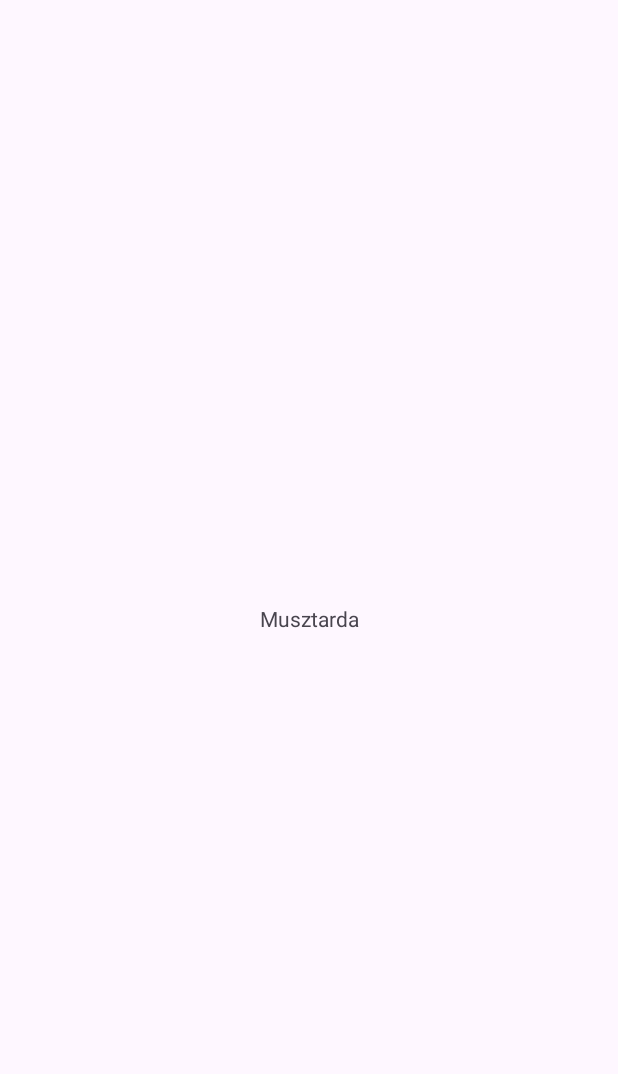
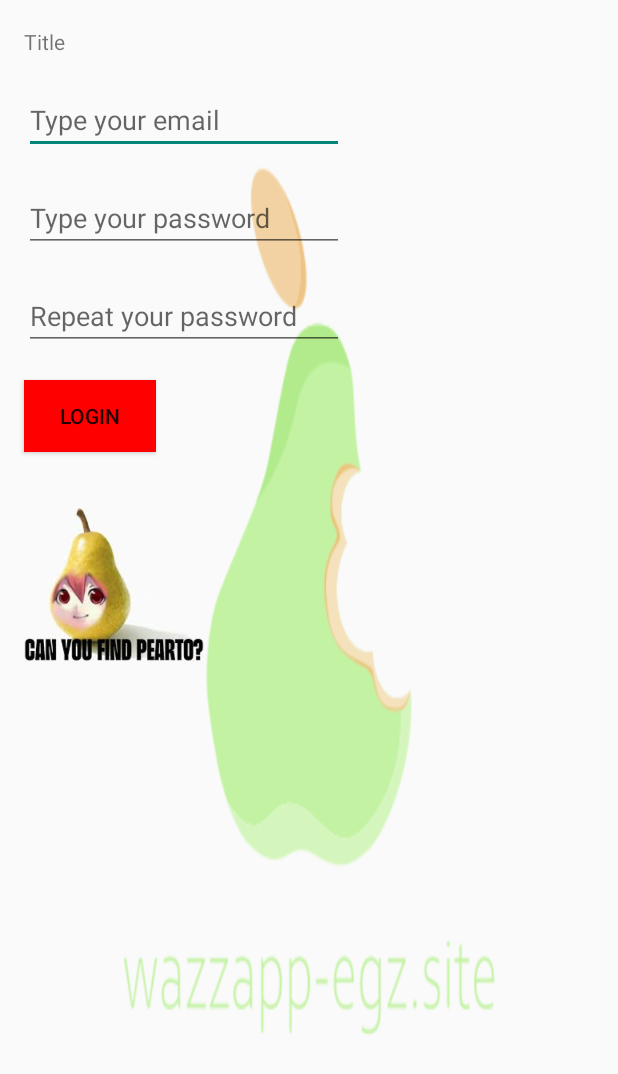
Before and after one commit to filipRadke/AplikacjeMobilne, an Android app: the screen it shows after launch (MainActivity), on a phone screen of 412 x 824 dp. Before the commit the part shown is almost empty. Shown: the top 1074 px of the screen. Run offline under Robolectric (Android 15) with nearby library versions, the phone set to English and light mode, and no system bars.

Commit message:
More wprowadzenia

```diff
--- a/Wprowadzenie/app/src/main/res/layout/activity_main.xml
+++ b/Wprowadzenie/app/src/main/res/layout/activity_main.xml
@@ -5,15 +5,71 @@
     android:id="@+id/main"
     android:layout_width="match_parent"
     android:layout_height="match_parent"
+    android:background="@drawable/logo"
     tools:context=".MainActivity">
 
     <TextView
+        android:id="@+id/textView"
         android:layout_width="wrap_content"
         android:layout_height="wrap_content"
-        android:text="Musztarda"
+        android:text="@string/frontPanel"
         app:layout_constraintBottom_toBottomOf="parent"
         app:layout_constraintEnd_toEndOf="parent"
+        app:layout_constraintHorizontal_bias="0.041"
         app:layout_constraintStart_toStartOf="parent"
-        app:layout_constraintTop_toTopOf="parent" />
+        app:layout_constraintTop_toTopOf="parent"
+        app:layout_constraintVertical_bias="0.022" />
+
+    <EditText
+        android:id="@+id/editTextTextEmailAddress"
+        android:layout_width="wrap_content"
+        android:layout_height="45dp"
+        android:layout_marginTop="20dp"
+        android:ems="10"
+        android:hint="@string/emailPanel"
+        android:inputType="textEmailAddress"
+        app:layout_constraintStart_toStartOf="@+id/textView"
+        app:layout_constraintTop_toBottomOf="@+id/textView" />
+
+    <EditText
+        android:id="@+id/editTextTextPassword"
+        android:layout_width="wrap_content"
+        android:layout_height="wrap_content"
+        android:layout_marginTop="20dp"
+        android:ems="10"
+        android:hint="@string/passwordPanel"
+        android:inputType="textPassword"
+        app:layout_constraintStart_toStartOf="@+id/editTextTextEmailAddress"
+        app:layout_constraintTop_toBottomOf="@+id/editTextTextEmailAddress" />
+
+    <EditText
+        android:id="@+id/editTextTextPassword2"
+        android:layout_width="wrap_content"
+        android:layout_height="wrap_content"
+        android:layout_marginTop="20dp"
+        android:ems="10"
+        android:hint="@string/repeatPasswordPanel"
+        android:inputType="textPassword"
+        app:layout_constraintStart_toStartOf="@+id/editTextTextPassword"
+        app:layout_constraintTop_toBottomOf="@+id/editTextTextPassword" />
+
+    <Button
+        android:id="@+id/button"
+        android:layout_width="wrap_content"
+        android:layout_height="wrap_content"
+        android:layout_marginTop="20dp"
+        android:background="@color/buttonColor"
+        android:text="@string/buttonAccept"
+        app:layout_constraintStart_toStartOf="@+id/editTextTextPassword2"
+        app:layout_constraintTop_toBottomOf="@+id/editTextTextPassword2" />
+
+    <ImageView
+        android:id="@+id/imageView"
+        android:layout_width="120dp"
+        android:layout_height="121dp"
+        android:layout_marginTop="20dp"
+        app:layout_constraintStart_toStartOf="@+id/button"
+        app:layout_constraintTop_toBottomOf="@+id/button"
+        app:srcCompat="@drawable/pearto" />
 
 </androidx.constraintlayout.widget.ConstraintLayout>
--- a/Wprowadzenie/app/src/main/res/values-night/themes.xml
+++ b/Wprowadzenie/app/src/main/res/values-night/themes.xml
@@ -1,6 +1,6 @@
 <resources xmlns:tools="http://schemas.android.com/tools">
     <!-- Base application theme. -->
-    <style name="Base.Theme.Wprowadzenie" parent="Theme.Material3.DayNight.NoActionBar">
+    <style name="Base.Theme.Wprowadzenie" parent="Theme.AppCompat.DayNight.NoActionBar">
         <!-- Customize your dark theme here. -->
         <!-- <item name="colorPrimary">@color/my_dark_primary</item> -->
     </style>
--- a/Wprowadzenie/app/src/main/res/values/colors.xml
+++ b/Wprowadzenie/app/src/main/res/values/colors.xml
@@ -2,4 +2,5 @@
 <resources>
     <color name="black">#FF000000</color>
     <color name="white">#FFFFFFFF</color>
+    <color name="buttonColor">#F00</color>
 </resources>
--- a/Wprowadzenie/app/src/main/res/values/strings.xml
+++ b/Wprowadzenie/app/src/main/res/values/strings.xml
@@ -1,3 +1,8 @@
 <resources>
-    <string name="app_name">Wprowadzenie</string>
+    <string name="app_name">Fajna aplikacja</string>
+    <string name="frontPanel">Title</string>
+    <string name="emailPanel">Type your email</string>
+    <string name="passwordPanel">Type your password</string>
+    <string name="repeatPasswordPanel">Repeat your password</string>
+    <string name="buttonAccept">Login</string>
 </resources>
--- a/Wprowadzenie/app/src/main/res/values/themes.xml
+++ b/Wprowadzenie/app/src/main/res/values/themes.xml
@@ -1,6 +1,6 @@
 <resources xmlns:tools="http://schemas.android.com/tools">
     <!-- Base application theme. -->
-    <style name="Base.Theme.Wprowadzenie" parent="Theme.Material3.DayNight.NoActionBar">
+    <style name="Base.Theme.Wprowadzenie" parent="Theme.AppCompat.DayNight.NoActionBar">
         <!-- Customize your light theme here. -->
         <!-- <item name="colorPrimary">@color/my_light_primary</item> -->
     </style>
```
Also changed, not shown: Wprowadzenie/app/src/main/res/drawable/logo.png (added), Wprowadzenie/app/src/main/res/drawable/pearto.jpeg (added).
